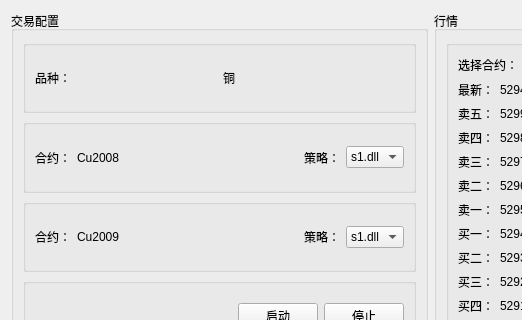
First picture: the form in mm_page.ui, repository ChengruiGu/CMF_Marketmaker, before the edit; both pictures show x 0 to 522 and y 0 to 320 of the 717 by 504 pixel window.
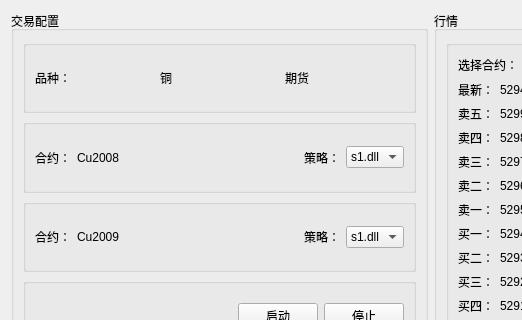
Second picture: the form after the edit.

What changed in the file:
```diff
--- a/mm_page.ui
+++ b/mm_page.ui
@@ -42,6 +42,13 @@
              </property>
             </widget>
            </item>
+           <item>
+            <widget class="QLabel" name="label_56">
+             <property name="text">
+              <string>期货</string>
+             </property>
+            </widget>
+           </item>
           </layout>
          </widget>
         </item>
```
